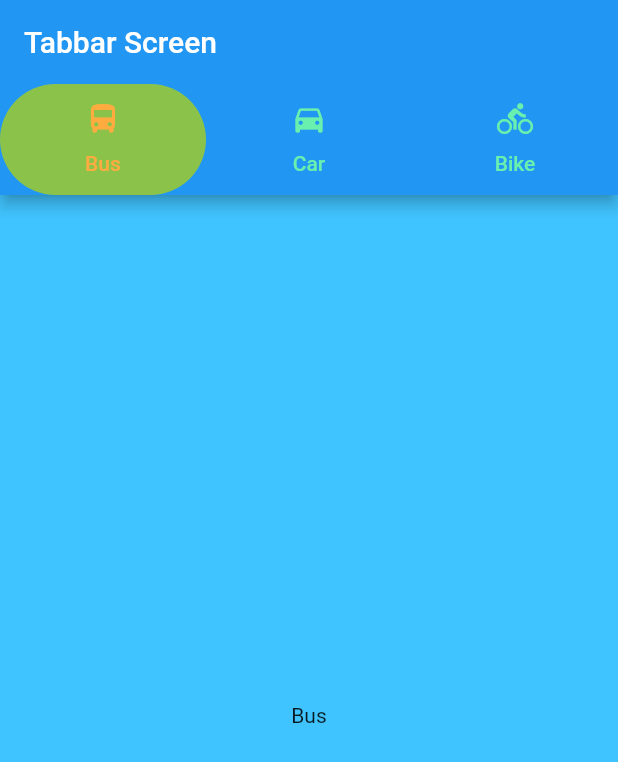
After one commit to Abhay987/all_widget_included, a Flutter app: the screen it shows after launch, after a tap on "Tabbar Screen", on a phone screen of 412 x 824 dp. The commit adds this screen. Shown: the top 762 px of the screen. Run offline on Flutter 3.47's test engine with Material 2 defaults, Android fonts, the phone set to English and light mode, and no system bars.

Commit message:
Add tabbar file and data using stl widget

```diff
--- a/lib/main.dart
+++ b/lib/main.dart
@@ -12,6 +12,7 @@ import 'package:myfirstapp/rtearg.dart';
 import 'package:myfirstapp/rtert.dart';
 import 'package:myfirstapp/stack_layout.dart';
 import 'package:myfirstapp/stful_data.dart';
+import 'package:myfirstapp/tabbar.dart';
 import 'package:myfirstapp/wrap_data.dart';
 
 void main() {
@@ -31,6 +32,7 @@ void main() {
         '/rtscr':(context) => const RteData(),
         '/rtarg':(context) => const RteArg(),
         '/rtrt':(context) => const RteRt(),
+        '/tabdata':((context) => const TabData()),
 
 
       },));
@@ -63,7 +65,7 @@ class MyApp extends StatelessWidget {
           ElevatedButton(onPressed: (){ Navigator.pushNamed(context, '/rtscr');}, child: const Text('Route Screen')),
           ElevatedButton(onPressed: (){ Navigator.pushNamed(context, '/rtarg');}, child: const Text('RouteArg Screen')),
             ElevatedButton(onPressed: (){ Navigator.pushNamed(context, '/rtrt');}, child: const Text('RouteReplacement Screen')),
-
+            ElevatedButton(onPressed: (){ Navigator.pushNamed(context, '/tabdata');}, child: const Text('Tabbar Screen')),
 
        ],
     ),)
--- /dev/null
+++ b/lib/tabbar.dart
@@ -0,0 +1,54 @@
+import 'package:flutter/material.dart';
+class TabData extends StatelessWidget {
+  const TabData({ Key? key }) : super(key: key);
+
+  @override
+  Widget build(BuildContext context) {
+    return MaterialApp(
+      home: DefaultTabController(length: 3,
+       child: Scaffold(
+         appBar: AppBar(
+           title: const Text('Tabbar Screen'),
+           bottom:  TabBar(indicatorColor: Colors.redAccent,
+          // indicatorSize: TabBarIndicatorSize.label,
+          labelColor: Colors.orangeAccent,
+          unselectedLabelColor: Colors.greenAccent,
+          indicator: BoxDecoration(
+           borderRadius: BorderRadius.circular(80),
+           color: Colors.lightGreen,
+          ),
+             tabs: const [
+             Tab(
+               icon: Icon(Icons.directions_bus),
+              text: 'Bus',
+             ),
+             Tab(
+                icon: Icon(Icons.directions_car),
+              text: 'Car',
+             ),
+             Tab(
+                  icon: Icon(Icons.directions_bike),
+              text: 'Bike',
+             ),
+           ]),
+         ),
+         body: TabBarView(children: [
+            Container(
+              color: Colors.lightBlueAccent,
+              child: const Center(
+                child: Text('Bus'),
+              ),
+            ),
+            Container(color: const Color.fromARGB(255, 55, 212, 165),
+              child: const Center(
+              child: Text('Car'),)),
+            Container(
+              color:const  Color.fromARGB(255, 235, 111, 142),child: const Center(
+              child: Text('Bike'),)),
+
+         ]),
+         )
+         ),
+    );
+  }
+}
```
